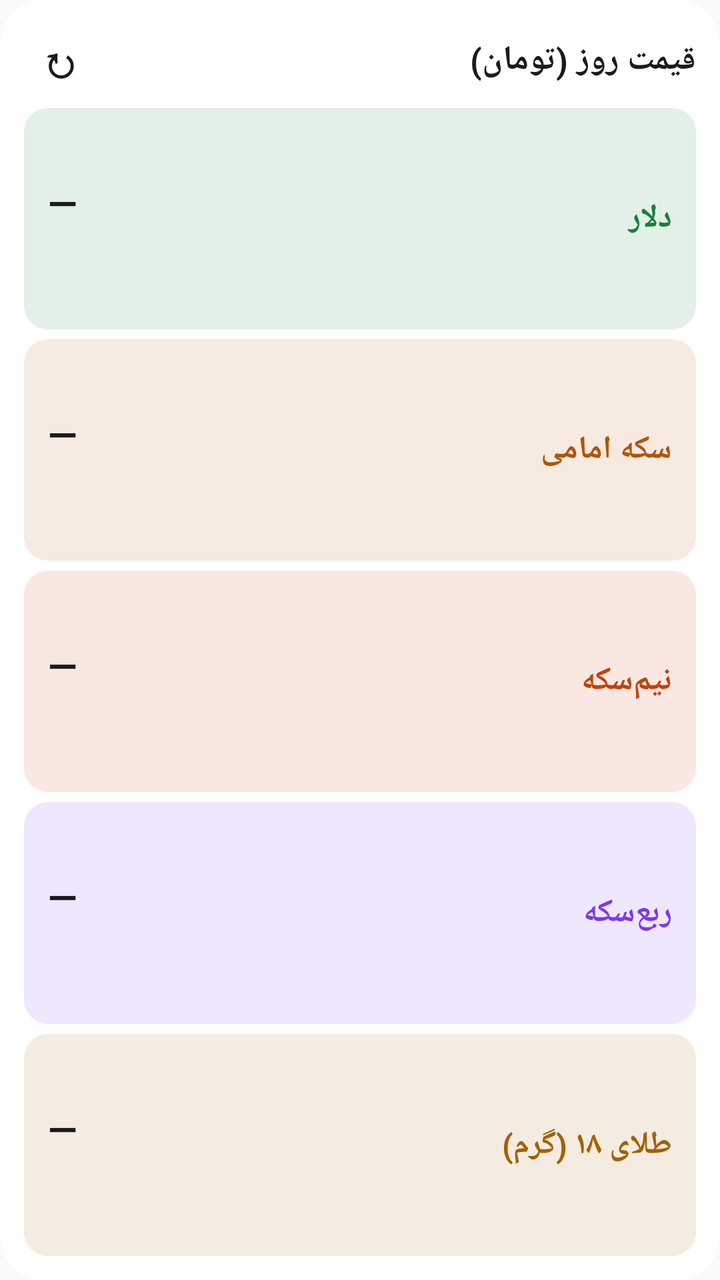
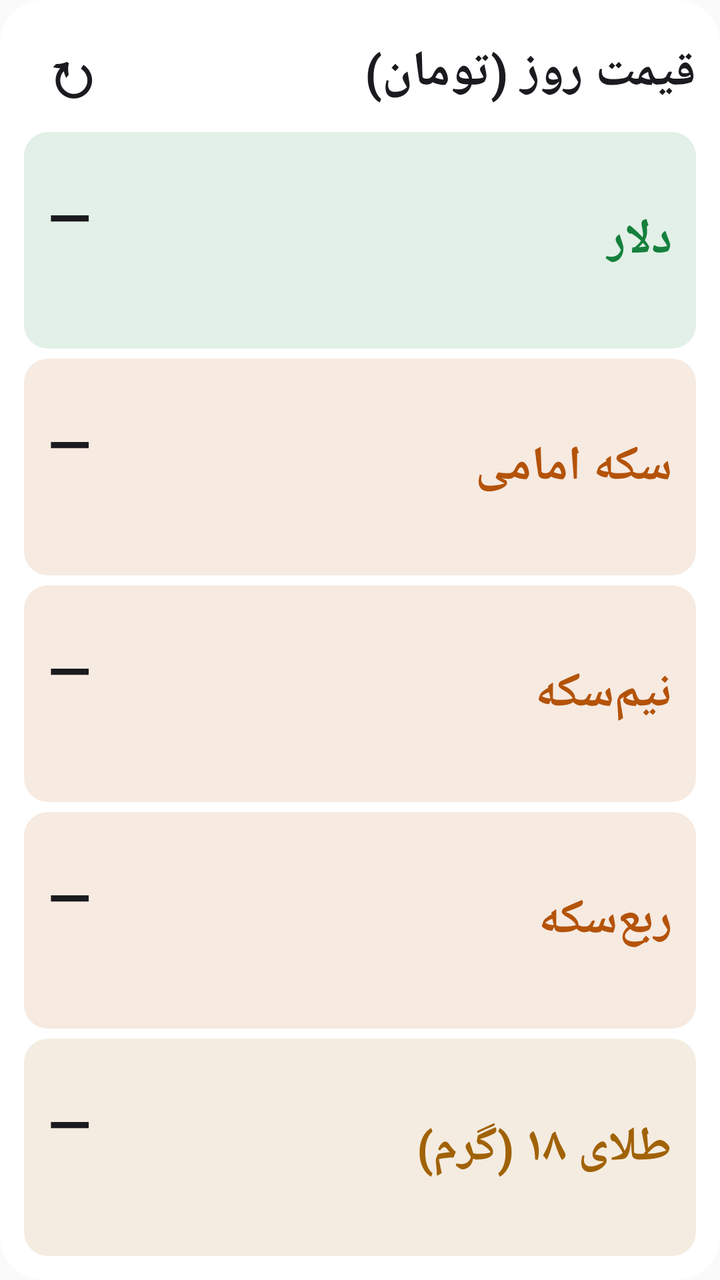

Screens rendered from an Android XML layout before and after an edit, with the pre-edit source and the edit as a unified diff.
<!-- AndroidManifest.xml: application theme android:Theme.Material.Light.NoActionBar -->
<!-- res/layout/widget_prices.xml -->
<?xml version="1.0" encoding="utf-8"?>
<LinearLayout xmlns:android="http://schemas.android.com/apk/res/android"
    android:id="@+id/w_root"
    android:layout_width="match_parent"
    android:layout_height="match_parent"
    android:background="@drawable/widget_bg"
    android:layoutDirection="rtl"
    android:orientation="vertical"
    android:padding="12dp">
    <LinearLayout
        android:layout_width="match_parent"
        android:layout_height="wrap_content"
        android:layout_marginBottom="6dp"
        android:gravity="center_vertical"
        android:orientation="horizontal">
        <TextView
            android:layout_width="0dp"
            android:layout_height="wrap_content"
            android:layout_weight="1"
            android:text="قیمت روز (تومان)"
            android:textColor="@color/w_text"
            android:textSize="17sp"
            android:textStyle="bold" />
        <TextView
            android:id="@+id/p_time"
            android:layout_width="wrap_content"
            android:layout_height="wrap_content"
            android:layout_marginEnd="8dp"
            android:textColor="@color/w_sub"
            android:textSize="13sp" />
        <TextView
            android:id="@+id/p_refresh"
            android:layout_width="36dp"
            android:layout_height="36dp"
            android:gravity="center"
            android:text="↻"
            android:textColor="@color/w_text"
            android:textSize="22sp"
            android:textStyle="bold" />
    </LinearLayout>
    <LinearLayout
        android:layout_width="match_parent"
        android:layout_height="0dp"
        android:layout_weight="1"
        android:background="@drawable/w_row_usd"
        android:gravity="center_vertical"
        android:orientation="horizontal"
        android:paddingStart="12dp"
        android:paddingEnd="12dp">
        <TextView
            android:layout_width="0dp"
            android:layout_height="wrap_content"
            android:layout_weight="1"
            android:text="دلار"
            android:textColor="@color/w_usd"
            android:textSize="16sp"
            android:textStyle="bold" />
        <LinearLayout
            android:layout_width="wrap_content"
            android:layout_height="wrap_content"
            android:gravity="end"
            android:orientation="vertical">
            <TextView
                android:id="@+id/p_usd"
                android:layout_width="wrap_content"
                android:layout_height="wrap_content"
                android:text="—"
                android:textColor="@color/w_text"
                android:textSize="19sp"
                android:textStyle="bold" />
            <TextView
                android:id="@+id/c_usd"
                android:layout_width="wrap_content"
                android:layout_height="wrap_content"
                android:textColor="@color/w_sub"
                android:textSize="12sp"
                android:textStyle="bold" />
        </LinearLayout>
    </LinearLayout>
    <LinearLayout
        android:layout_width="match_parent"
        android:layout_height="0dp"
        android:layout_weight="1"
        android:layout_marginTop="5dp"
        android:background="@drawable/w_row_emami"
        android:gravity="center_vertical"
        android:orientation="horizontal"
        android:paddingStart="12dp"
        android:paddingEnd="12dp">
        <TextView
            android:layout_width="0dp"
            android:layout_height="wrap_content"
            android:layout_weight="1"
            android:text="سکه امامی"
            android:textColor="@color/w_emami"
            android:textSize="16sp"
            android:textStyle="bold" />
        <LinearLayout
            android:layout_width="wrap_content"
            android:layout_height="wrap_content"
            android:gravity="end"
            android:orientation="vertical">
            <TextView
                android:id="@+id/p_emami"
                android:layout_width="wrap_content"
                android:layout_height="wrap_content"
                android:text="—"
                android:textColor="@color/w_text"
                android:textSize="19sp"
                android:textStyle="bold" />
            <TextView
                android:id="@+id/c_emami"
                android:layout_width="wrap_content"
                android:layout_height="wrap_content"
                android:textColor="@color/w_sub"
                android:textSize="12sp"
                android:textStyle="bold" />
        </LinearLayout>
    </LinearLayout>
    <LinearLayout
        android:layout_width="match_parent"
        android:layout_height="0dp"
        android:layout_weight="1"
        android:layout_marginTop="5dp"
        android:background="@drawable/w_row_nim"
        android:gravity="center_vertical"
        android:orientation="horizontal"
        android:paddingStart="12dp"
        android:paddingEnd="12dp">
        <TextView
            android:layout_width="0dp"
            android:layout_height="wrap_content"
            android:layout_weight="1"
            android:text="نیم‌سکه"
            android:textColor="@color/w_nim"
            android:textSize="16sp"
            android:textStyle="bold" />
        <LinearLayout
            android:layout_width="wrap_content"
            android:layout_height="wrap_content"
            android:gravity="end"
            android:orientation="vertical">
            <TextView
                android:id="@+id/p_nim"
                android:layout_width="wrap_content"
                android:layout_height="wrap_content"
                android:text="—"
                android:textColor="@color/w_text"
                android:textSize="19sp"
                android:textStyle="bold" />
            <TextView
                android:id="@+id/c_nim"
                android:layout_width="wrap_content"
                android:layout_height="wrap_content"
                android:textColor="@color/w_sub"
                android:textSize="12sp"
                android:textStyle="bold" />
        </LinearLayout>
    </LinearLayout>
    <LinearLayout
        android:layout_width="match_parent"
        android:layout_height="0dp"
        android:layout_weight="1"
        android:layout_marginTop="5dp"
        android:background="@drawable/w_row_rob"
        android:gravity="center_vertical"
        android:orientation="horizontal"
        android:paddingStart="12dp"
        android:paddingEnd="12dp">
        <TextView
            android:layout_width="0dp"
            android:layout_height="wrap_content"
            android:layout_weight="1"
            android:text="ربع‌سکه"
            android:textColor="@color/w_rob"
            android:textSize="16sp"
            android:textStyle="bold" />
        <LinearLayout
            android:layout_width="wrap_content"
            android:layout_height="wrap_content"
            android:gravity="end"
            android:orientation="vertical">
            <TextView
                android:id="@+id/p_rob"
                android:layout_width="wrap_content"
                android:layout_height="wrap_content"
                android:text="—"
                android:textColor="@color/w_text"
                android:textSize="19sp"
                android:textStyle="bold" />
            <TextView
                android:id="@+id/c_rob"
                android:layout_width="wrap_content"
                android:layout_height="wrap_content"
                android:textColor="@color/w_sub"
                android:textSize="12sp"
                android:textStyle="bold" />
        </LinearLayout>
    </LinearLayout>
    <LinearLayout
        android:layout_width="match_parent"
        android:layout_height="0dp"
        android:layout_weight="1"
        android:layout_marginTop="5dp"
        android:background="@drawable/w_row_gold18"
        android:gravity="center_vertical"
        android:orientation="horizontal"
        android:paddingStart="12dp"
        android:paddingEnd="12dp">
        <TextView
            android:layout_width="0dp"
            android:layout_height="wrap_content"
            android:layout_weight="1"
            android:text="طلای ۱۸ (گرم)"
            android:textColor="@color/w_gold18"
            android:textSize="16sp"
            android:textStyle="bold" />
        <LinearLayout
            android:layout_width="wrap_content"
            android:layout_height="wrap_content"
            android:gravity="end"
            android:orientation="vertical">
            <TextView
                android:id="@+id/p_gold18"
                android:layout_width="wrap_content"
                android:layout_height="wrap_content"
                android:text="—"
                android:textColor="@color/w_text"
                android:textSize="19sp"
                android:textStyle="bold" />
            <TextView
                android:id="@+id/c_gold18"
                android:layout_width="wrap_content"
                android:layout_height="wrap_content"
                android:textColor="@color/w_sub"
                android:textSize="12sp"
                android:textStyle="bold" />
        </LinearLayout>
    </LinearLayout>
</LinearLayout>
<!-- resources referenced by this layout -->
<resources>
  <color name="w_emami">#FFB45309</color>
  <color name="w_gold18">#FFA16207</color>
  <color name="w_nim">#FFC2410C</color>
  <color name="w_rob">#FF7C3AED</color>
  <color name="w_sub">#FF6B6B76</color>
  <color name="w_text">#FF1B1B1F</color>
  <color name="w_usd">#FF15803D</color>
  <!-- drawable w_row_emami (drawable) -->
  <?xml version="1.0" encoding="utf-8"?>
  <shape xmlns:android="http://schemas.android.com/apk/res/android" android:shape="rectangle">
      <solid android:color="@color/w_emami_bg" />
      <corners android:radius="12dp" />
  </shape>
  <!-- drawable w_row_gold18 (drawable) -->
  <?xml version="1.0" encoding="utf-8"?>
  <shape xmlns:android="http://schemas.android.com/apk/res/android" android:shape="rectangle">
      <solid android:color="@color/w_gold18_bg" />
      <corners android:radius="12dp" />
  </shape>
  <!-- drawable w_row_nim (drawable) -->
  <?xml version="1.0" encoding="utf-8"?>
  <shape xmlns:android="http://schemas.android.com/apk/res/android" android:shape="rectangle">
      <solid android:color="@color/w_nim_bg" />
      <corners android:radius="12dp" />
  </shape>
  <!-- drawable w_row_rob (drawable) -->
  <?xml version="1.0" encoding="utf-8"?>
  <shape xmlns:android="http://schemas.android.com/apk/res/android" android:shape="rectangle">
      <solid android:color="@color/w_rob_bg" />
      <corners android:radius="12dp" />
  </shape>
  <!-- drawable w_row_usd (drawable) -->
  <?xml version="1.0" encoding="utf-8"?>
  <shape xmlns:android="http://schemas.android.com/apk/res/android" android:shape="rectangle">
      <solid android:color="@color/w_usd_bg" />
      <corners android:radius="12dp" />
  </shape>
  <!-- drawable widget_bg (drawable) -->
  <?xml version="1.0" encoding="utf-8"?>
  <shape xmlns:android="http://schemas.android.com/apk/res/android" android:shape="rectangle">
      <solid android:color="@color/w_bg" />
      <corners android:radius="22dp" />
  </shape>
  <color name="w_emami_bg">#1FB45309</color>
  <color name="w_gold18_bg">#1FA16207</color>
  <color name="w_nim_bg">#1FC2410C</color>
  <color name="w_rob_bg">#1F7C3AED</color>
  <color name="w_usd_bg">#1F15803D</color>
  <color name="w_bg">#F2FFFFFF</color>
</resources>

<!-- the commit's change to res/layout/widget_prices.xml (unified diff, before → after) -->
@@ -19,7 +19,7 @@
             android:layout_weight="1"
             android:text="قیمت روز (تومان)"
             android:textColor="@color/w_text"
-            android:textSize="17sp"
+            android:textSize="25sp"
             android:textStyle="bold" />
         <TextView
             android:id="@+id/p_time"
@@ -27,15 +27,15 @@
             android:layout_height="wrap_content"
             android:layout_marginEnd="8dp"
             android:textColor="@color/w_sub"
-            android:textSize="13sp" />
+            android:textSize="19sp" />
         <TextView
             android:id="@+id/p_refresh"
-            android:layout_width="36dp"
-            android:layout_height="36dp"
+            android:layout_width="48dp"
+            android:layout_height="48dp"
             android:gravity="center"
             android:text="↻"
             android:textColor="@color/w_text"
-            android:textSize="22sp"
+            android:textSize="32sp"
             android:textStyle="bold" />
     </LinearLayout>
     <LinearLayout
@@ -53,7 +53,7 @@
             android:layout_weight="1"
             android:text="دلار"
             android:textColor="@color/w_usd"
-            android:textSize="16sp"
+            android:textSize="24sp"
             android:textStyle="bold" />
         <LinearLayout
             android:layout_width="wrap_content"
@@ -66,14 +66,14 @@
                 android:layout_height="wrap_content"
                 android:text="—"
                 android:textColor="@color/w_text"
-                android:textSize="19sp"
+                android:textSize="28sp"
                 android:textStyle="bold" />
             <TextView
                 android:id="@+id/c_usd"
                 android:layout_width="wrap_content"
                 android:layout_height="wrap_content"
                 android:textColor="@color/w_sub"
-                android:textSize="12sp"
+                android:textSize="18sp"
                 android:textStyle="bold" />
         </LinearLayout>
     </LinearLayout>
@@ -93,7 +93,7 @@
             android:layout_weight="1"
             android:text="سکه امامی"
             android:textColor="@color/w_emami"
-            android:textSize="16sp"
+            android:textSize="24sp"
             android:textStyle="bold" />
         <LinearLayout
             android:layout_width="wrap_content"
@@ -106,23 +106,23 @@
                 android:layout_height="wrap_content"
                 android:text="—"
                 android:textColor="@color/w_text"
-                android:textSize="19sp"
+                android:textSize="28sp"
                 android:textStyle="bold" />
             <TextView
                 android:id="@+id/c_emami"
                 android:layout_width="wrap_content"
                 android:layout_height="wrap_content"
                 android:textColor="@color/w_sub"
-                android:textSize="12sp"
-                android:textStyle="bold" />
-        </LinearLayout>
-    </LinearLayout>
-    <LinearLayout
-        android:layout_width="match_parent"
-        android:layout_height="0dp"
-        android:layout_weight="1"
-        android:layout_marginTop="5dp"
-        android:background="@drawable/w_row_nim"
+                android:textSize="18sp"
+                android:textStyle="bold" />
+        </LinearLayout>
+    </LinearLayout>
+    <LinearLayout
+        android:layout_width="match_parent"
+        android:layout_height="0dp"
+        android:layout_weight="1"
+        android:layout_marginTop="5dp"
+        android:background="@drawable/w_row_emami"
         android:gravity="center_vertical"
         android:orientation="horizontal"
         android:paddingStart="12dp"
@@ -132,8 +132,8 @@
             android:layout_height="wrap_content"
             android:layout_weight="1"
             android:text="نیم‌سکه"
-            android:textColor="@color/w_nim"
-            android:textSize="16sp"
+            android:textColor="@color/w_emami"
+            android:textSize="24sp"
             android:textStyle="bold" />
         <LinearLayout
             android:layout_width="wrap_content"
@@ -146,23 +146,23 @@
                 android:layout_height="wrap_content"
                 android:text="—"
                 android:textColor="@color/w_text"
-                android:textSize="19sp"
+                android:textSize="28sp"
                 android:textStyle="bold" />
             <TextView
                 android:id="@+id/c_nim"
                 android:layout_width="wrap_content"
                 android:layout_height="wrap_content"
                 android:textColor="@color/w_sub"
-                android:textSize="12sp"
-                android:textStyle="bold" />
-        </LinearLayout>
-    </LinearLayout>
-    <LinearLayout
-        android:layout_width="match_parent"
-        android:layout_height="0dp"
-        android:layout_weight="1"
-        android:layout_marginTop="5dp"
-        android:background="@drawable/w_row_rob"
+                android:textSize="18sp"
+                android:textStyle="bold" />
+        </LinearLayout>
+    </LinearLayout>
+    <LinearLayout
+        android:layout_width="match_parent"
+        android:layout_height="0dp"
+        android:layout_weight="1"
+        android:layout_marginTop="5dp"
+        android:background="@drawable/w_row_emami"
         android:gravity="center_vertical"
         android:orientation="horizontal"
         android:paddingStart="12dp"
@@ -172,8 +172,8 @@
             android:layout_height="wrap_content"
             android:layout_weight="1"
             android:text="ربع‌سکه"
-            android:textColor="@color/w_rob"
-            android:textSize="16sp"
+            android:textColor="@color/w_emami"
+            android:textSize="24sp"
             android:textStyle="bold" />
         <LinearLayout
             android:layout_width="wrap_content"
@@ -186,14 +186,14 @@
                 android:layout_height="wrap_content"
                 android:text="—"
                 android:textColor="@color/w_text"
-                android:textSize="19sp"
+                android:textSize="28sp"
                 android:textStyle="bold" />
             <TextView
                 android:id="@+id/c_rob"
                 android:layout_width="wrap_content"
                 android:layout_height="wrap_content"
                 android:textColor="@color/w_sub"
-                android:textSize="12sp"
+                android:textSize="18sp"
                 android:textStyle="bold" />
         </LinearLayout>
     </LinearLayout>
@@ -213,7 +213,7 @@
             android:layout_weight="1"
             android:text="طلای ۱۸ (گرم)"
             android:textColor="@color/w_gold18"
-            android:textSize="16sp"
+            android:textSize="24sp"
             android:textStyle="bold" />
         <LinearLayout
             android:layout_width="wrap_content"
@@ -226,14 +226,14 @@
                 android:layout_height="wrap_content"
                 android:text="—"
                 android:textColor="@color/w_text"
-                android:textSize="19sp"
+                android:textSize="28sp"
                 android:textStyle="bold" />
             <TextView
                 android:id="@+id/c_gold18"
                 android:layout_width="wrap_content"
                 android:layout_height="wrap_content"
                 android:textColor="@color/w_sub"
-                android:textSize="12sp"
+                android:textSize="18sp"
                 android:textStyle="bold" />
         </LinearLayout>
     </LinearLayout>
<!-- resource entries referenced after the edit -->
@@ -2,8 +2,6 @@
 <resources>
   <color name="w_emami">#FFB45309</color>
   <color name="w_gold18">#FFA16207</color>
-  <color name="w_nim">#FFC2410C</color>
-  <color name="w_rob">#FF7C3AED</color>
   <color name="w_sub">#FF6B6B76</color>
   <color name="w_text">#FF1B1B1F</color>
   <color name="w_usd">#FF15803D</color>
@@ -17,18 +15,6 @@
   <?xml version="1.0" encoding="utf-8"?>
   <shape xmlns:android="http://schemas.android.com/apk/res/android" android:shape="rectangle">
       <solid android:color="@color/w_gold18_bg" />
-      <corners android:radius="12dp" />
-  </shape>
-  <!-- drawable w_row_nim (drawable) -->
-  <?xml version="1.0" encoding="utf-8"?>
-  <shape xmlns:android="http://schemas.android.com/apk/res/android" android:shape="rectangle">
-      <solid android:color="@color/w_nim_bg" />
-      <corners android:radius="12dp" />
-  </shape>
-  <!-- drawable w_row_rob (drawable) -->
-  <?xml version="1.0" encoding="utf-8"?>
-  <shape xmlns:android="http://schemas.android.com/apk/res/android" android:shape="rectangle">
-      <solid android:color="@color/w_rob_bg" />
       <corners android:radius="12dp" />
   </shape>
   <!-- drawable w_row_usd (drawable) -->
@@ -45,8 +31,6 @@
   </shape>
   <color name="w_emami_bg">#1FB45309</color>
   <color name="w_gold18_bg">#1FA16207</color>
-  <color name="w_nim_bg">#1FC2410C</color>
-  <color name="w_rob_bg">#1F7C3AED</color>
   <color name="w_usd_bg">#1F15803D</color>
   <color name="w_bg">#F2FFFFFF</color>
 </resources>
